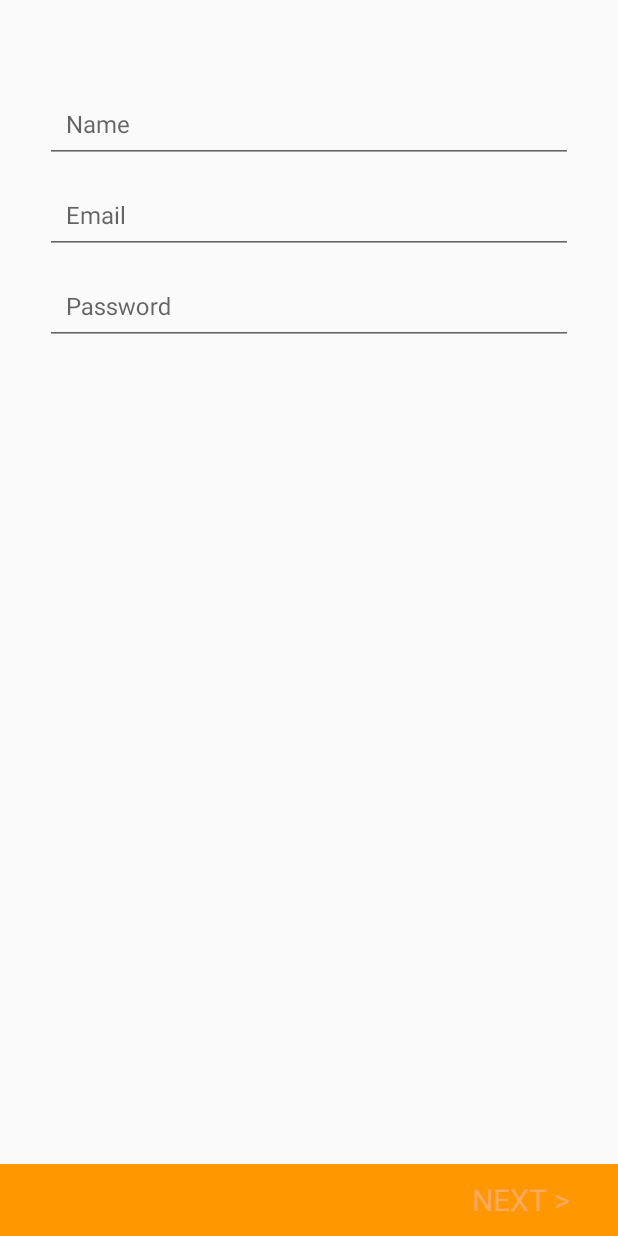
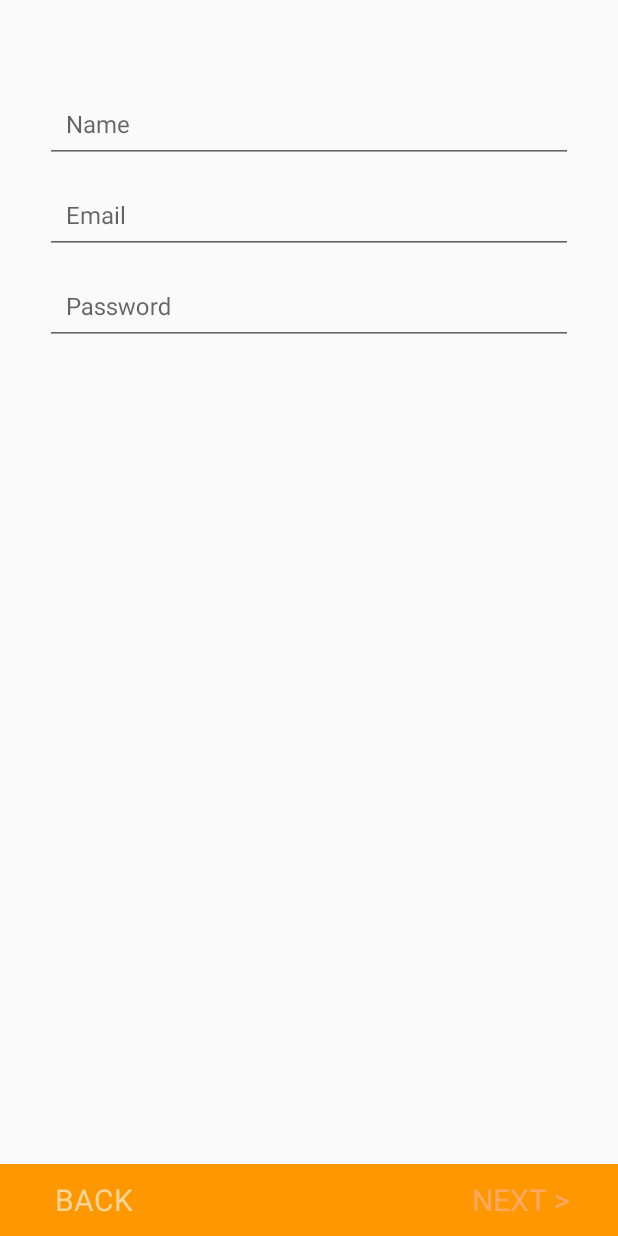
Before and after one commit to RunkDowN/CookApp_01, an Android app: the fragment RegisterFragment shown on its own in the app's theme, on a phone screen of 412 x 824 dp. Run offline under Robolectric (Android 15) with nearby library versions, the phone set to English and light mode, and no system bars; libraries missing offline, so code that uses them is left out: .

Commit message:
--- Creating Sign UP fragments

```diff
--- a/app/src/main/res/layout/register_fragment.xml
+++ b/app/src/main/res/layout/register_fragment.xml
@@ -81,23 +81,35 @@
         android:background="#ffFF9800"
         android:layout_gravity="center_vertical">
 
-        <LinearLayout
+        <RelativeLayout
             android:orientation="horizontal"
             android:layout_width="wrap_content"
             android:layout_height="match_parent"
-            android:layout_gravity="right"
-            android:layout_marginRight="32dp"
-            android:onClick="OnReg">
+            android:gravity="center">
 
             <TextView
                 android:layout_width="wrap_content"
                 android:layout_height="wrap_content"
-                android:text="NEXT >"
+                android:text=" BACK"
+                android:id="@+id/onBackId"
+                android:textSize="20sp"
+                android:layout_marginLeft="32dp"
+                android:textColor="#99ffffff"
+                android:layout_alignParentLeft="true"/>
+
+            <TextView
+                android:layout_width="wrap_content"
+                android:layout_height="wrap_content"
+                android:text="@string/next"
                 android:id="@+id/onRegId"
                 android:textSize="20sp"
+                android:layout_marginRight="32dp"
+                android:gravity="right"
                 android:textColor="#99ffffff"
-                android:layout_gravity="center_vertical"/>
-        </LinearLayout>
+                android:layout_alignParentRight="true"/>
+
+        </RelativeLayout>
+
     </LinearLayout>
 
 </LinearLayout>
--- a/app/src/main/res/values/strings.xml
+++ b/app/src/main/res/values/strings.xml
@@ -1,3 +1,6 @@
 <resources>
     <string name="app_name">Recipe App </string>
+    <string name="next">NEXT > </string>
+    <string name="back">BACK </string>
+
 </resources>
```
Also changed, not shown: app/src/main/res/layout/register_fragment_second.xml (+9 -9 lines).
